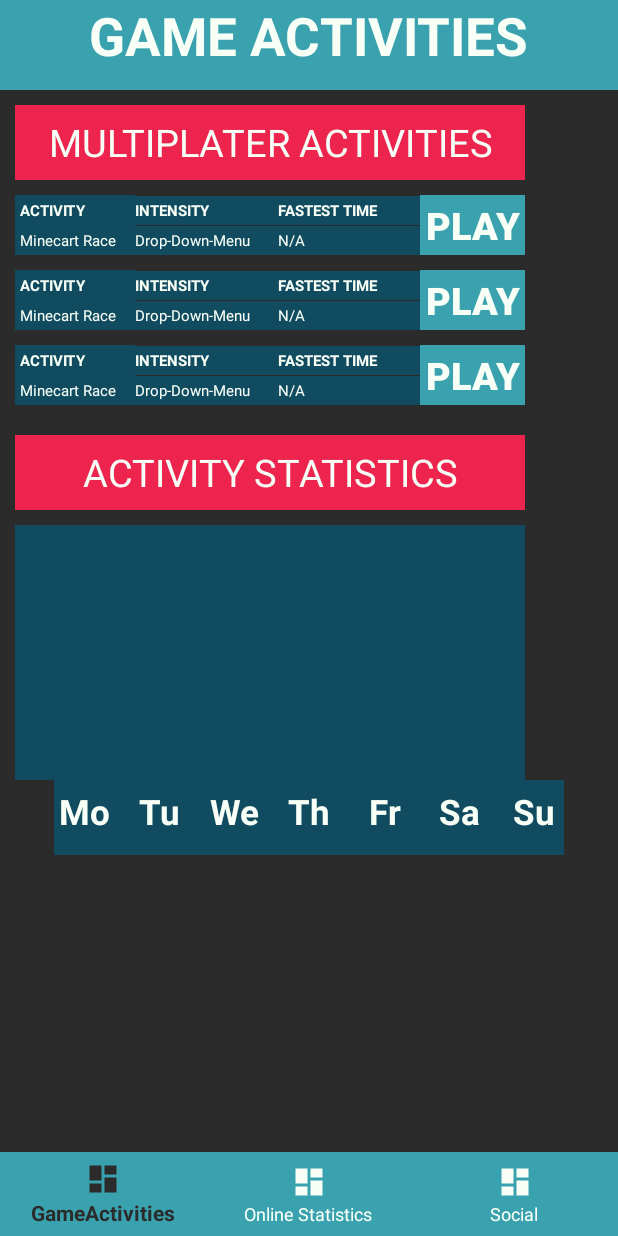
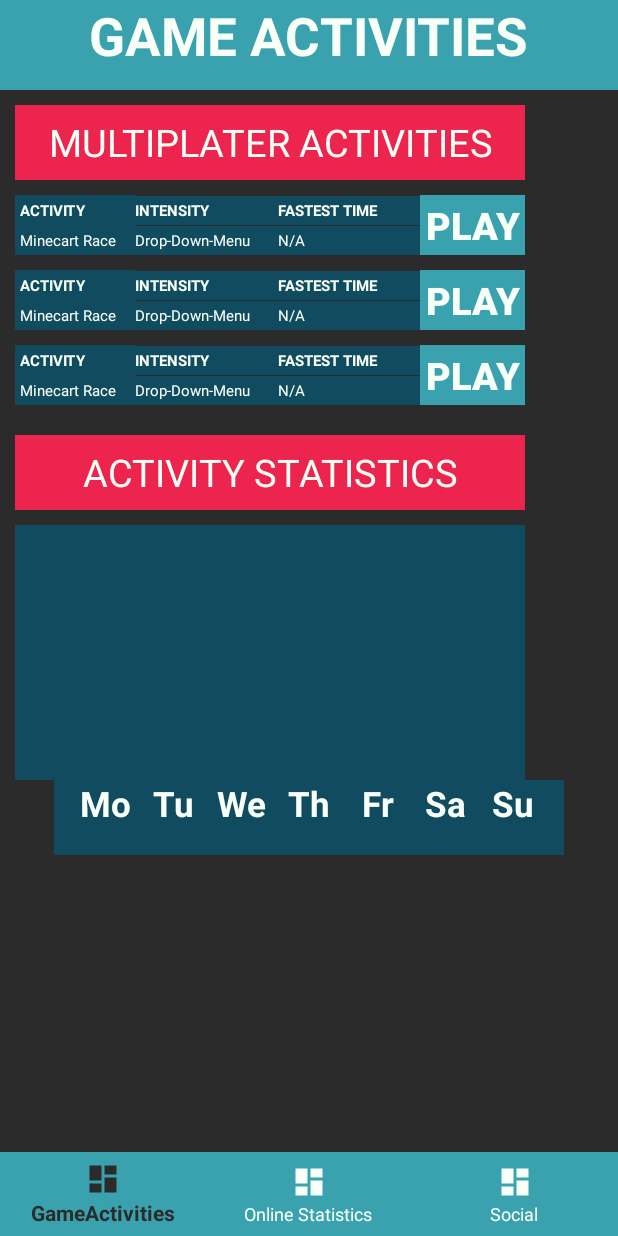
Before and after one commit to AtomicPotatoEmil/P2-Prototype, an Android app: the screen it shows after launch (GameActivities), on a phone screen of 412 x 824 dp. Run offline under Robolectric (Android 15) with nearby library versions, the phone set to English and light mode, and no system bars.

Commit message:
Fixed margins and paddings
in the statistics view

```diff
--- a/prototypeP2/app/src/main/res/layout/activity_main.xml
+++ b/prototypeP2/app/src/main/res/layout/activity_main.xml
@@ -49,35 +49,34 @@
         android:id="@+id/statisticsPanel"
         android:layout_width="340dp"
         android:layout_height="170dp"
+        android:gravity="center"
         android:background="@color/DARKBLUE"
-        android:layout_centerHorizontal="false"
         android:layout_marginTop="350dp"
         android:layout_marginLeft="10dp"
         android:orientation="horizontal">
 
         <View
-            android:layout_width="50dp"
+            android:layout_width="45dp"
+            android:layout_height="match_parent" />
+        <View
+            android:layout_width="45dp"
             android:layout_height="match_parent" />
 
         <View
-            android:layout_width="50dp"
+            android:layout_width="45dp"
             android:layout_height="match_parent" />
 
         <View
-            android:layout_width="50dp"
-            android:layout_height="match_parent" />
-
-        <View
-            android:layout_width="50dp"
+            android:layout_width="45dp"
             android:layout_height="match_parent" />
         <View
-            android:layout_width="50dp"
+            android:layout_width="45dp"
             android:layout_height="match_parent" />
         <View
-            android:layout_width="50dp"
+            android:layout_width="45dp"
             android:layout_height="match_parent" />
         <View
-            android:layout_width="50dp"
+            android:layout_width="45dp"
             android:layout_height="match_parent" />
 
     </LinearLayout>
@@ -92,32 +91,29 @@
         android:orientation="horizontal">
 
         <TextView
-            android:layout_width="50dp"
+            android:layout_width="45dp"
             android:layout_height="match_parent"
             android:text="Mo"
             android:layout_gravity="center"
             android:textAlignment="center"
-            android:padding="5dp"
             android:textColor="@color/MINTWHITEd"
             android:textSize="23sp"
             android:textStyle="bold" />
 
         <TextView
-            android:layout_width="50dp"
+            android:layout_width="45dp"
             android:layout_height="match_parent"
             android:text="Tu"
             android:layout_gravity="center"
             android:textAlignment="center"
-            android:padding="5dp"
             android:textColor="@color/MINTWHITEd"
             android:textSize="23sp"
             android:textStyle="bold" />
 
         <TextView
-            android:layout_width="50dp"
+            android:layout_width="45dp"
             android:layout_height="match_parent"
             android:layout_gravity="center"
-            android:padding="5dp"
             android:text="We"
             android:textAlignment="center"
             android:textColor="@color/MINTWHITEd"
@@ -125,45 +121,40 @@
             android:textStyle="bold" />
 
         <TextView
-            android:layout_width="50dp"
+            android:layout_width="45dp"
             android:layout_height="match_parent"
             android:text="Th"
             android:layout_gravity="center"
             android:textAlignment="center"
-            android:padding="5dp"
             android:textColor="@color/MINTWHITEd"
             android:textSize="23sp"
             android:textStyle="bold" />
 
         <TextView
-            android:layout_width="50dp"
+            android:layout_width="45dp"
             android:layout_height="match_parent"
             android:text="Fr"
             android:layout_gravity="center"
             android:textAlignment="center"
-            android:padding="5dp"
             android:textColor="@color/MINTWHITEd"
             android:textSize="23sp"
             android:textStyle="bold" />
 
         <TextView
-            android:layout_width="50dp"
+            android:layout_width="45dp"
             android:layout_height="match_parent"
             android:text="Sa"
             android:layout_gravity="center"
             android:textAlignment="center"
-            android:padding="5dp"
             android:textColor="@color/MINTWHITEd"
             android:textSize="23sp"
             android:textStyle="bold" />
 
         <TextView
-            android:layout_width="50dp"
+            android:layout_width="45dp"
             android:layout_height="match_parent"
             android:text="Su"
-            android:layout_gravity="center"
             android:textAlignment="center"
-            android:padding="5dp"
             android:textColor="@color/MINTWHITEd"
             android:textSize="23sp"
             android:textStyle="bold" />
```
